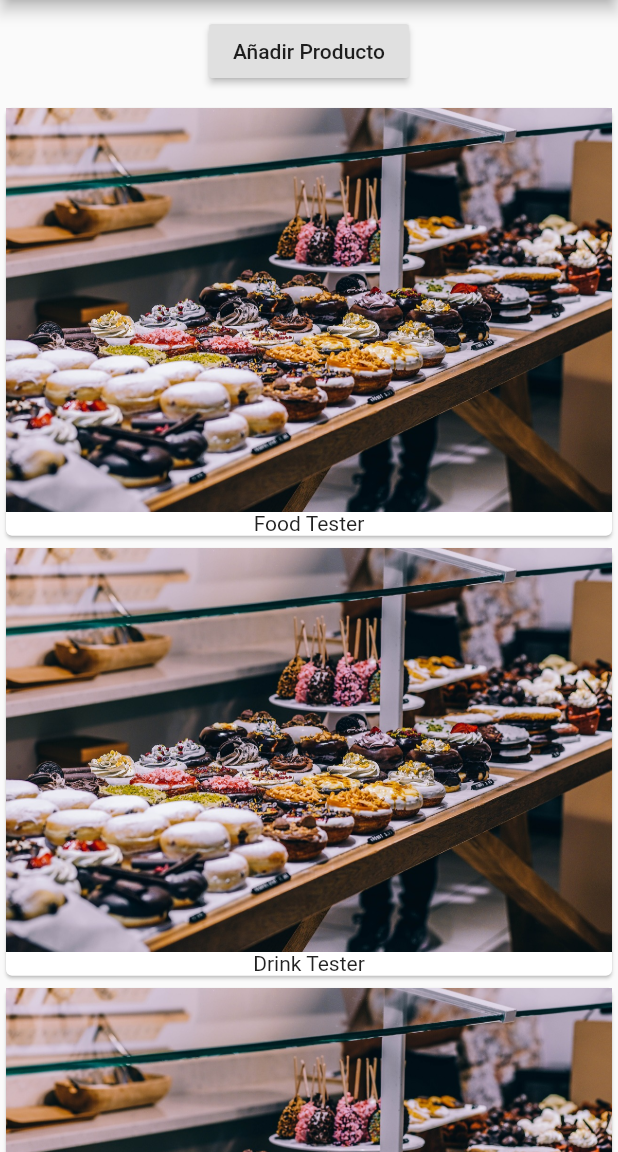
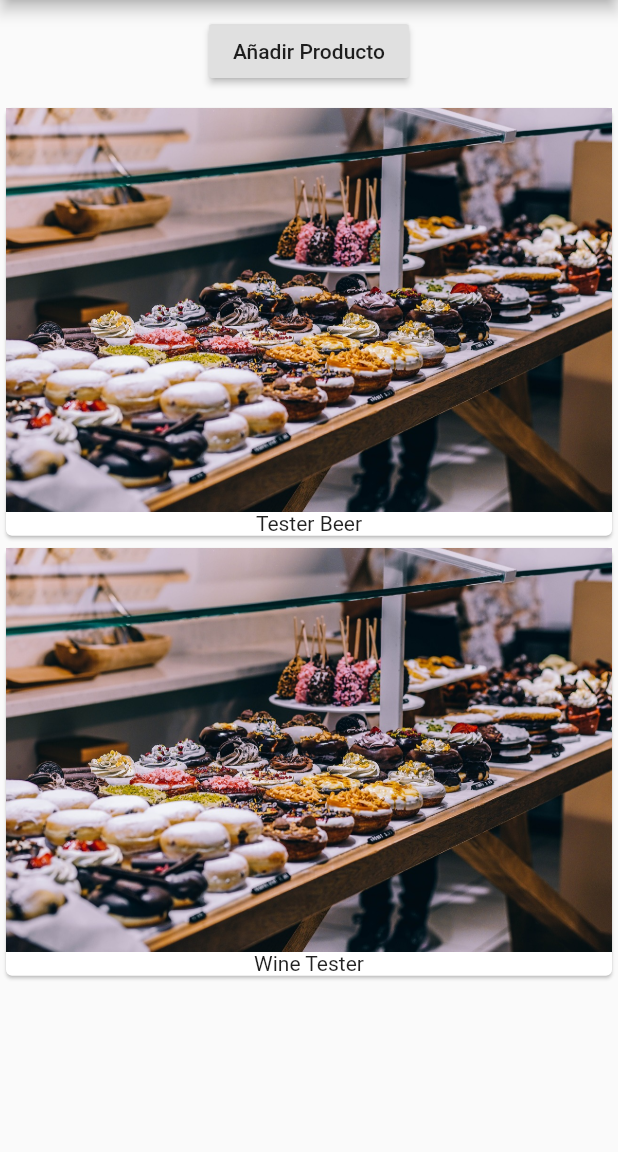
Before and after one commit to dmarquina/flutter_course, a Flutter app: the screen it shows after launch, after a tap on "Añadir Producto", on a phone screen of 412 x 824 dp, the part 84-1236 px from its top. Run offline on Flutter 3.47's test engine with Material 2 defaults, Android fonts, the phone set to English and light mode, and no system bars.

```diff
--- a/lib/main.dart
+++ b/lib/main.dart
@@ -1,16 +1,9 @@
 import 'package:flutter/material.dart';
+import 'package:flutter_course/product_manager.dart';
 
 void main() => runApp(MyApp());
 
-class MyApp extends StatefulWidget {
-  @override
-  State<StatefulWidget> createState() {
-    return _MyAppSate();
-  }
-}
-
-class _MyAppSate extends State<MyApp> {
-  List<String> _products = ['Food Tester', 'Drink Tester'];
+class MyApp extends StatelessWidget {
 
   @override
   Widget build(BuildContext context) {
@@ -23,28 +16,7 @@ class _MyAppSate extends State<MyApp> {
           appBar: AppBar(
             title: Text('Flutter Course lml'),
           ),
-          body: Column(children: [
-            Container(
-              margin: EdgeInsets.all(10.0),
-              child: RaisedButton(onPressed: () {
-                setState(() {
-                  _products.add('Wine Tester');
-                });
-              }, child: Text('Añadir Producto')),
-            ),
-            Column(
-                children: _products
-                    .map((element) => Card(
-                          child: Column(
-                            children: <Widget>[
-                              Image.asset('assets/food.jpg'),
-                              Text(element)
-                            ],
-                          ),
-                        ))
-                    .toList(),
-            )
-          ])),
+          body: ProductManager('Tester Beer')),
     );
   }
 }
--- /dev/null
+++ b/lib/product_manager.dart
@@ -0,0 +1,41 @@
+import 'package:flutter/material.dart';
+import './products.dart';
+
+class ProductManager extends StatefulWidget {
+
+  final String startingProducts;
+
+  ProductManager(this.startingProducts);
+
+  @override
+  _ProductManagerState createState() => _ProductManagerState();
+}
+
+class _ProductManagerState extends State<ProductManager> {
+  List<String> _products = [];
+
+  @override
+  void initState() {
+    super.initState();
+    _products.add(widget.startingProducts);
+  }
+
+  @override
+  Widget build(BuildContext context) {
+    return Column(
+      children: <Widget>[
+        Container(
+          margin: EdgeInsets.all(10.0),
+          child: RaisedButton(
+              onPressed: () {
+                setState(() {
+                  _products.add('Wine Tester');
+                });
+              },
+              child: Text('Añadir Producto')),
+        ),
+        Products(_products)
+      ],
+    );
+  }
+}
--- /dev/null
+++ b/lib/products.dart
@@ -0,0 +1,22 @@
+import 'package:flutter/material.dart';
+
+class Products extends StatelessWidget{
+  final List<String> products;
+
+  Products(this.products);
+
+  @override
+  Widget build(BuildContext context) {
+    return Column(
+      children: products
+          .map((element) => Card(
+        child: Column(
+          children: <Widget>[
+            Image.asset('assets/food.jpg'),
+            Text(element)
+          ],
+        ),
+      )).toList(),
+    );
+  }
+}
```
Also changed, not shown: 1 other file.
